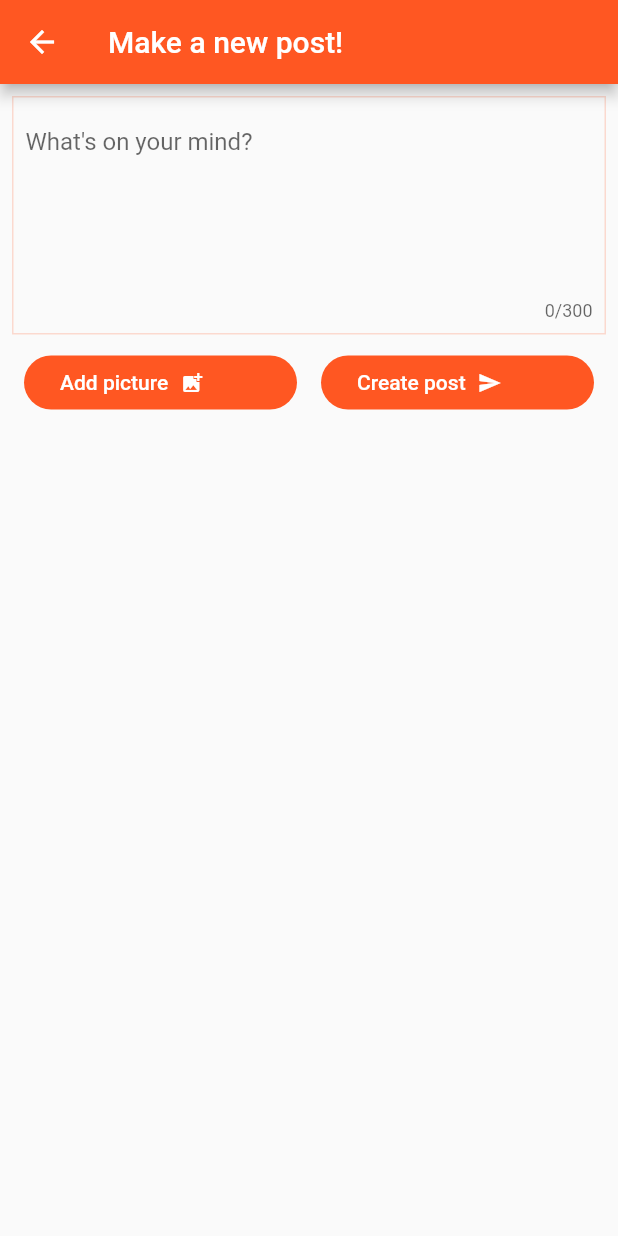
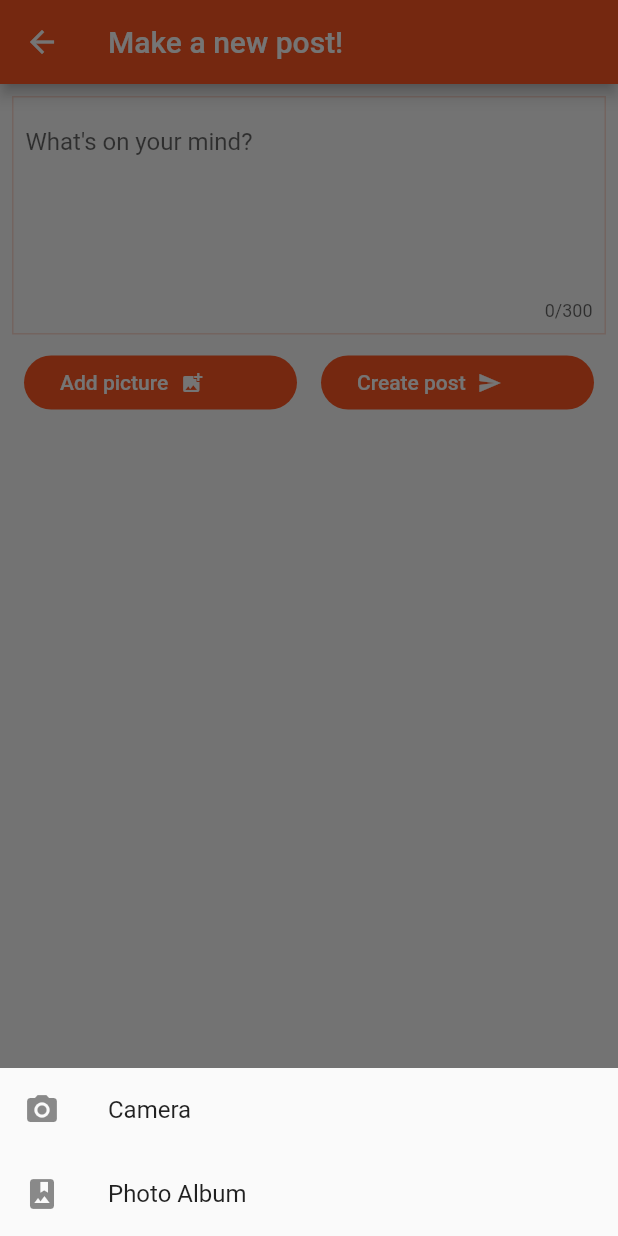
Before and after one commit to JLHill84/UdaGram, a Flutter app: the CreatePage screen opened directly, after a tap on "Add picture", on a phone screen of 412 x 824 dp. Run offline on Flutter 3.47's test engine with Material 2 defaults, Android fonts, the phone set to English and light mode, and no system bars; our stand-ins replace cloud_firestore, firebase_auth, image_picker; accounts and stored records are empty.

Commit message:
3/4 done

```diff
--- a/lib/pages/create.dart
+++ b/lib/pages/create.dart
@@ -1,6 +1,9 @@
+import 'dart:io';
+
 import 'package:flutter/material.dart';
 import 'package:cloud_firestore/cloud_firestore.dart';
 import 'package:firebase_auth/firebase_auth.dart';
+import 'package:image_picker/image_picker.dart';
 
 class CreatePage extends StatefulWidget {
   @override
@@ -14,6 +17,7 @@ class _CreatePageState extends State<CreatePage> {
   FirebaseAuth _firebaseAuth = FirebaseAuth.instance;
   String user_uid;
   String user_display_name;
+  File _image;
   _post() async {
     if (_postTextController.text.trim().length == 0) {
       _key.currentState.showSnackBar(SnackBar(
@@ -45,6 +49,46 @@ class _CreatePageState extends State<CreatePage> {
         content: Text(ex.toString()),
       ));
     }
+  }
+
+  _showModalBottomSheet() {
+    showModalBottomSheet(
+        context: context,
+        builder: (BuildContext ctx) {
+          return Column(
+            mainAxisSize: MainAxisSize.min,
+            children: <Widget>[
+              ListTile(
+                leading: Icon(Icons.camera_alt),
+                title: Text('Camera'),
+                onTap: () async {
+                  File image = await ImagePicker.pickImage(
+                      source: ImageSource.camera,
+                      maxHeight: 480,
+                      maxWidth: 480);
+                  setState(() {
+                    _image = image;
+                  });
+                  Navigator.pop(context);
+                },
+              ),
+              ListTile(
+                leading: Icon(Icons.photo_album),
+                title: Text('Photo Album'),
+                onTap: () async {
+                  File image = await ImagePicker.pickImage(
+                      source: ImageSource.gallery,
+                      maxHeight: 480,
+                      maxWidth: 480);
+                  setState(() {
+                    _image = image;
+                  });
+                  Navigator.pop(context);
+                },
+              )
+            ],
+          );
+        });
   }
 
   @override
@@ -93,7 +137,9 @@ class _CreatePageState extends State<CreatePage> {
                             borderRadius: BorderRadius.circular(30)),
                         splashColor: Colors.deepOrange,
                         color: Colors.deepOrange,
-                        onPressed: () {},
+                        onPressed: () {
+                          _showModalBottomSheet();
+                        },
                         child: Row(
                           children: <Widget>[
                             Padding(
--- a/pubspec.yaml
+++ b/pubspec.yaml
@@ -29,6 +29,8 @@ dev_dependencies:
     sdk: flutter
   firebase_auth: ^0.14.0+5
   cloud_firestore: ^0.12.9+5
+  firebase_storage: ^3.0.6
+  image_picker: ^0.6.1+10
 
 
 # For information on the generic Dart part of this file, see the
```
Also changed, not shown: lib/pages/login.dart (+4 -4 lines), pubspec.lock, 1 other file.
